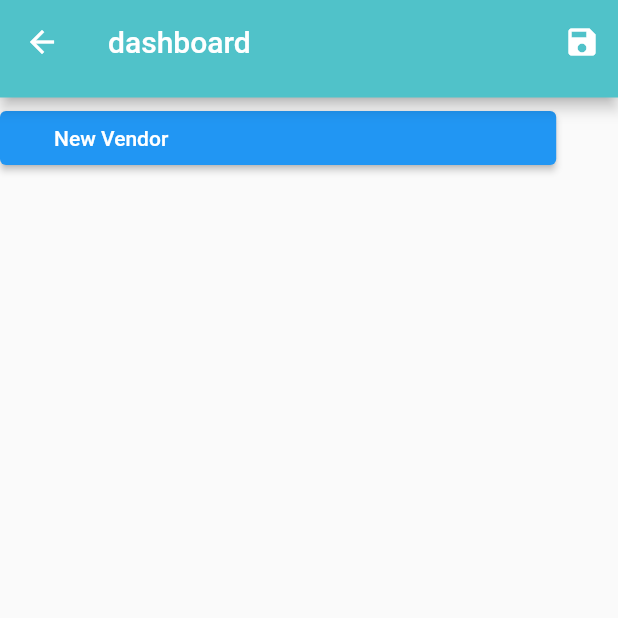
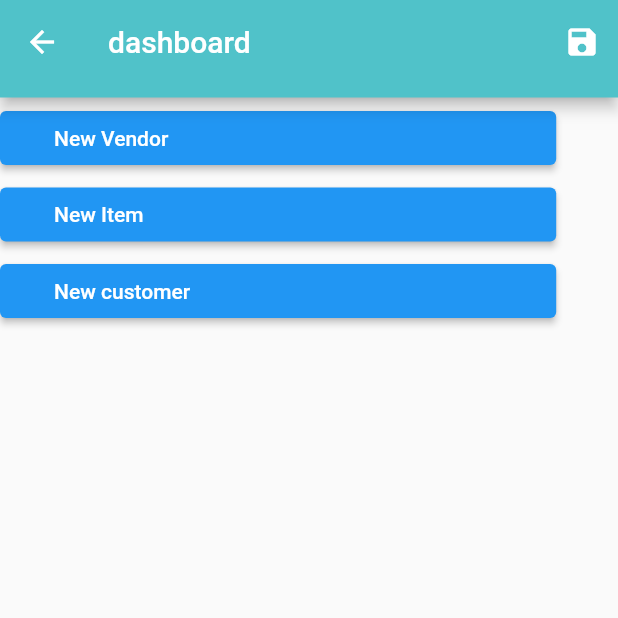
Before and after one commit to Anashabib12/Accounting-Maxx, a Flutter app: the screen it shows after launch, on a phone screen of 412 x 824 dp, the top half of it. Run offline on Flutter 3.47's test engine with Material 2 defaults, Android fonts, the phone set to English and light mode, and no system bars; our stand-ins replace file_picker, image_picker.

Commit message:
added-dashboard

```diff
--- a/lib/views/screens/Billingpage/widgets/CustomerBillingAppbar.dart
+++ b/lib/views/screens/Billingpage/widgets/CustomerBillingAppbar.dart
@@ -14,7 +14,7 @@ class _CustomerBillingappbarWidgetState extends State<CustomerBillingAppbar> {
       child: AppBar(
 
         title: const Text ('Billing Address'),
-        backgroundColor: const Color.fromARGB(205, 5, 136, 141)
+        backgroundColor: const Color(0xFF50C2C9),
 
       ),
     );
--- a/lib/views/screens/Shippingpage/widgets/shppingAppbar.dart
+++ b/lib/views/screens/Shippingpage/widgets/shppingAppbar.dart
@@ -8,7 +8,7 @@ class ShippingAppbar extends StatelessWidget {
     return  SafeArea(
       child: AppBar(
         title: const Text ('Shipping Address'),
-        backgroundColor: const Color.fromARGB(205, 5, 136, 141)
+        backgroundColor: const Color(0xFF50C2C9),
 
       ),
     );
--- a/lib/views/screens/SystemInfo/widget/SystemAppBar.dart
+++ b/lib/views/screens/SystemInfo/widget/SystemAppBar.dart
@@ -13,7 +13,7 @@ class _SystemAppBarState extends State<SystemAppBar> {
     return AppBar(
         // leading: Icon(Icons.arrow_back),
         title: const Text("System Information"),
-        backgroundColor: Color.fromARGB(205, 203, 238, 239),
+        backgroundColor: const Color(0xFF50C2C9),
         actions: [
         TextButton(
           onPressed: () {
--- a/lib/views/screens/contactpage/widgets/contactAppbar.dart
+++ b/lib/views/screens/contactpage/widgets/contactAppbar.dart
@@ -10,7 +10,7 @@ class contactAppbar extends StatelessWidget {
 
 
         title: const Text ('Contact Person'),
-        backgroundColor: const Color.fromARGB(205, 5, 136, 141)
+        backgroundColor: const Color(0xFF50C2C9),
 
       ),
     );
--- a/lib/views/screens/dashboard/dashboardScreen.dart
+++ b/lib/views/screens/dashboard/dashboardScreen.dart
@@ -1,5 +1,7 @@
+import 'package:acounting_max/views/screens/customerPage/customer-screen.dart';
 import 'package:acounting_max/views/screens/dashboard/widgets/DBAppBar.dart';
 import 'package:acounting_max/views/screens/dashboard/widgets/body.dart';
+import 'package:acounting_max/views/screens/item1/itemScreeen.dart';
 import 'package:acounting_max/views/screens/vendor/vendorScreen.dart';
 import 'package:flutter/material.dart';
 
@@ -30,6 +32,23 @@ class _dashBoardState extends State<dashBoard> {
                           MaterialPageRoute(
                               builder: (context) => const VendorScreenState()))
                     }),
+            dashboardBody(
+                name: 'New Item',
+                dashboardPressFunction: () => {
+                      Navigator.push(
+                          context,
+                          MaterialPageRoute(
+                              builder: (context) => const itemScreenWidget()))
+                    }),
+            dashboardBody(
+                name: 'New customer',
+                dashboardPressFunction: () => {
+                      Navigator.push(
+                          context,
+                          MaterialPageRoute(
+                              builder: (context) =>
+                                  const CustomerScreenWidget()))
+                    }),
           ],
         ),
       ),
--- a/lib/views/screens/item1/widgets/appBar.dart
+++ b/lib/views/screens/item1/widgets/appBar.dart
@@ -19,8 +19,8 @@ class _AppBarwidgetsState extends State<AppBarwidgets> {
       // leading: Icon(Icons.arrow_back),
       title: const Text('  New Items'),
       // name: Text('My App'),
-      backgroundColor: Color.fromARGB(205, 203, 238,
-          239), // Change this color to customize the app bar background color
+              backgroundColor: const Color(0xFF50C2C9),
+// Change this color to customize the app bar background color
           actions: [
              IconButton(
             icon: const Icon(Icons.save),
--- a/lib/views/screens/item2/widgets/item2AppBar.dart
+++ b/lib/views/screens/item2/widgets/item2AppBar.dart
@@ -14,8 +14,8 @@ class _Item2AppBarState extends State<Item2AppBar> {
       // leading: Icon(Icons.arrow_back),
       title: const Text('  Accounts'),
       // name: Text('My App'),
-      backgroundColor: Color.fromARGB(205, 203, 238,
-          239), // Change this color to customize the app bar background color
+              backgroundColor: const Color(0xFF50C2C9),
+ // Change this color to customize the app bar background color
            actions: [
              IconButton(
             icon: const Icon(Icons.save),
--- a/lib/views/screens/item3/widget/Item3AppBar.dart
+++ b/lib/views/screens/item3/widget/Item3AppBar.dart
@@ -14,8 +14,8 @@ class _AppBar3State extends State<AppBar3> {
       // leading: Icon(Icons.arrow_back),
       title: const Text('  Comunication'),
       // name: Text('My App'),
-      backgroundColor: Color.fromARGB(205, 203, 238,
-          239), // Change this color to customize the app bar background color
+              backgroundColor: const Color(0xFF50C2C9),
+ // Change this color to customize the app bar background color
            actions: [
              IconButton(
             icon: const Icon(Icons.save),
--- a/lib/views/screens/itemInventory/widget/inventoryAppBar.dart
+++ b/lib/views/screens/itemInventory/widget/inventoryAppBar.dart
@@ -14,8 +14,8 @@ class _ItemInventoryAppBarState extends State<ItemInventoryAppBar> {
       // leading: Icon(Icons.arrow_back),
       title: const Text('  Purchase'),
       // name: Text('My App'),
-      backgroundColor: Color.fromARGB(205, 203, 238,
-          239), // Change this color to customize the app bar background color
+              backgroundColor: const Color(0xFF50C2C9),
+ // Change this color to customize the app bar background color
            actions: [
              IconButton(
             icon: const Icon(Icons.save),
--- a/lib/views/screens/sale/widgets/SaleAppBar.dart
+++ b/lib/views/screens/sale/widgets/SaleAppBar.dart
@@ -14,7 +14,7 @@ class _SaleAppBarState extends State<SaleAppBar> {
       // leading: Icon(Icons.arrow_back),
       title: const Text('  sales'),
       // name: Text('My App'),
-      backgroundColor: Color.fromARGB(205, 203, 238, 239),
+        backgroundColor: const Color(0xFF50C2C9),
        actions: [
              IconButton(
             icon: const Icon(Icons.save),
--- a/lib/views/screens/vendor/widgets/vendorInfo.dart
+++ b/lib/views/screens/vendor/widgets/vendorInfo.dart
@@ -26,7 +26,7 @@ class _vendorInfoState extends State<vendorInfo> {
           crossAxisAlignment: CrossAxisAlignment.start,
           children: [
             Text(
-              'Vendor information',
+              'Vendor Information',
               style: TextStyle(
                 fontSize: MediaQuery.of(context).size.width * 0.06,
                 fontWeight: FontWeight.bold,
```
Also changed, not shown: lib/views/screens/customerPage/Widgets/APPbar.dart (+15 -15 lines), lib/views/screens/customerPage/Widgets/CompanyForm.dart (+13 -1 lines), lib/views/screens/customerPage/Widgets/customer_info.dart (+24 -15 lines), lib/views/screens/vendor/widgets/vendorform.dart (+11 -1 lines). Lines whose indentation alone changed are shown as unchanged.
